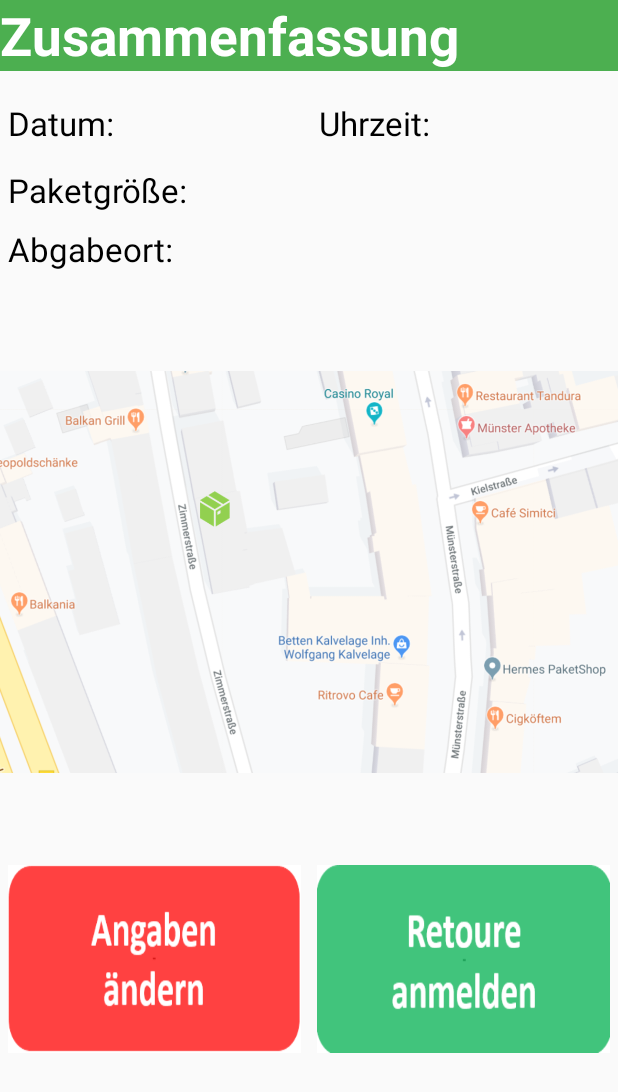
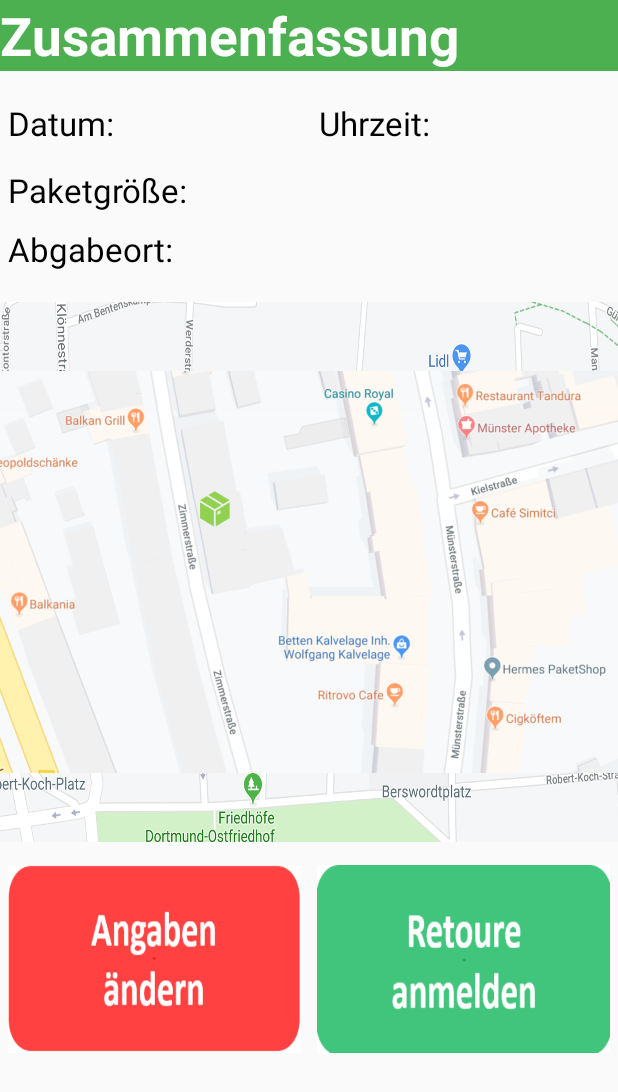
Before and after one commit to DanielKriegerTU/ReTu2, an Android app: the Uebersicht screen opened directly, with no data from a screen before it, on a phone screen of 412 x 824 dp. Shown: the top 1092 px of the screen. Run offline under Robolectric (Android 15) with nearby library versions, the phone set to English and light mode, and no system bars; our stand-ins replace Room's generated code; libraries missing offline, so code that uses them is left out: android.arch.persistence.

Commit message:
Maps Bild bei activity uebersicht_angaben eingefügt

```diff
--- a/app/src/main/java/com/example/danie/retu/Identifikation.java
+++ b/app/src/main/java/com/example/danie/retu/Identifikation.java
@@ -34,6 +34,10 @@ import java.io.IOException;
 import java.util.List;
 
 public class Identifikation extends AppCompatActivity {
+    /**
+     * In dieser Klasse wird der BarcodeScanner erstellt. Es ist sowhl möglich einen Barcode über die Kamera einzuscannen, als auch einen Barcode als gespeichertes Foto einzulesen
+     */
+
     Intent intent = getIntent();
 
     public String barcodeText = "";
@@ -53,7 +57,7 @@ public class Identifikation extends AppCompatActivity {
     @Override
     protected void onCreate(Bundle savedInstanceState) {
         super.onCreate(savedInstanceState);
-        setContentView(R.layout.activity_retoure_identifizieren);
+        setContentView(R.layout.activity_retoure_identifizieren); // Klasse wird einem layout zugewiesen.
         TextView txtView = (TextView) findViewById(R.id.txtContent);
         Button AusDatei = (Button) findViewById(R.id.ButtonAusDatei);
 
@@ -72,12 +76,15 @@ public class Identifikation extends AppCompatActivity {
     public  void OnClickKamera(View view){
         Intent myIntent = new Intent(this, KameraIdentifikation.class);
         startActivity(myIntent);
+        // Die Klasse KameraIdentifikation wird durch anklicken des Kamerabuttons aufgerufen.
     }
 
 
 
 
     public void performFileSearch() {
+
+        // Ermöglicht das Auswählen eines Fotos aus dem Speicher des Smartphones
 
         // ACTION_OPEN_DOCUMENT is the intent to choose a file via the system's file
         // browser.
--- a/app/src/main/res/layout/activity_uebersicht_angaben.xml
+++ b/app/src/main/res/layout/activity_uebersicht_angaben.xml
@@ -139,15 +139,16 @@
 
     <ImageView
         android:id="@+id/mapbild"
-        android:layout_width="wrap_content"
+        android:layout_width="match_parent"
         android:layout_height="360dp"
         android:layout_marginTop="15dp"
         android:layout_marginBottom="15dp"
+        android:background="@drawable/map_kaiserstr"
         android:contentDescription="map_abholort" />
 
     <LinearLayout
         android:layout_width="match_parent"
-        android:layout_height="255dp"
+        android:layout_height="233dp"
         android:orientation="horizontal">
 
         <Button
```
